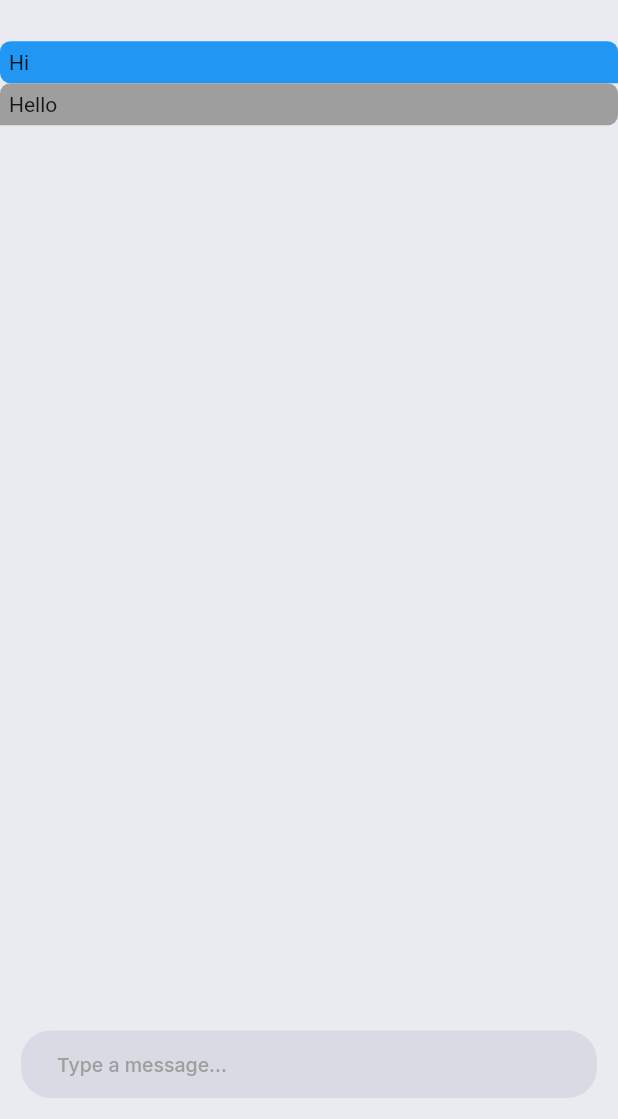
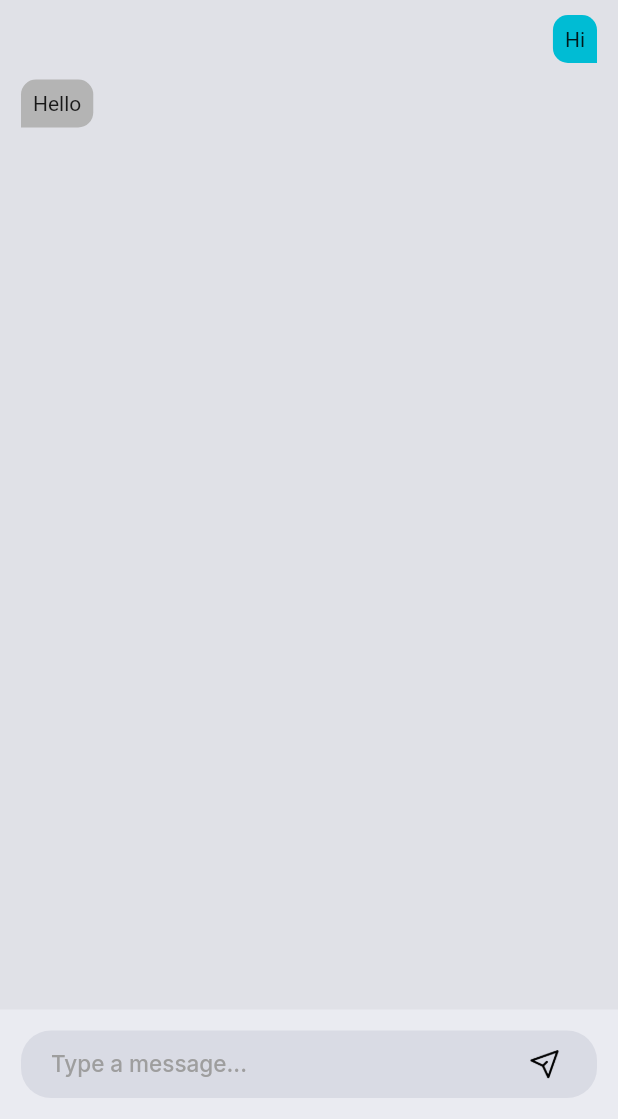
Before and after one commit to alan-thomas-shaji/hlf-chat-app, a Flutter app: the screen it shows after launch, after a tap on "Jeffin", on a phone screen of 412 x 824 dp, the part 117-1236 px from its top. Run offline on Flutter 3.47's test engine with Material 2 defaults, Android fonts, the light colour scheme and no system bars; our stand-ins replace font_awesome_flutter, get, google_fonts, socket_io_client.

Commit message:
chats edits

```diff
--- a/HLF Chat/lib/chat_screen.dart
+++ b/HLF Chat/lib/chat_screen.dart
@@ -1,5 +1,6 @@
 import 'package:flutter/material.dart';
 import 'package:get/get.dart';
+import 'package:get/get_connect/http/src/utils/utils.dart';
 import 'package:hlfchat/themes/text_theme.dart';
 
 import 'models/user_model.dart';
@@ -16,6 +17,7 @@ class _ChatScreenState extends State<ChatScreen> {
   @override
   Widget build(BuildContext context) {
     return Scaffold(
+      resizeToAvoidBottomInset: true,
       backgroundColor: Color.fromARGB(255, 234, 235, 241),
       body: SafeArea(
         child: Column(
@@ -61,9 +63,9 @@ class _ChatScreenState extends State<ChatScreen> {
                 ],
               ),
             ),
-            Container(
-                height: Get.height * 0.75,
-                color: Color.fromARGB(255, 234, 235, 241),
+            Expanded(
+              child: Container(
+                color: Color.fromARGB(255, 224, 225, 231),
                 child: ListView.builder(
                   itemCount: widget.user!.messages!.length,
                   itemBuilder: (context, index) {
@@ -72,10 +74,12 @@ class _ChatScreenState extends State<ChatScreen> {
                       isMe: widget.user!.messages![index].isMe,
                     );
                   },
-                )),
+                ),
+              ),
+            ),
             Container(
               height: 45,
-              padding: EdgeInsets.all(15),
+              padding: EdgeInsets.all(11),
               margin: EdgeInsets.all(14),
               decoration: BoxDecoration(
                 color: Color.fromARGB(255, 217, 219, 228),
@@ -85,8 +89,12 @@ class _ChatScreenState extends State<ChatScreen> {
                 decoration: InputDecoration(
                   border: InputBorder.none,
                   hintText: 'Type a message...',
-                  hintStyle: HLFTextTheme.kStatusTextStyle,
+                  hintStyle: HLFTextTheme.kTypeTextStyle,
                   contentPadding: EdgeInsets.all(9),
+                  suffixIcon: InkWell(
+                    onTap: () {},
+                    child: Image.asset('assets/icons/send.png'),
+                  ),
                 ),
               ),
             ),
@@ -108,17 +116,31 @@ class MessageBubble extends StatelessWidget {
 
   @override
   Widget build(BuildContext context) {
-    return Container(
-      padding: EdgeInsets.all(6),
-      child: Text(text!),
-      decoration: BoxDecoration(
-          color: isMe! ? Colors.blue : Colors.grey,
-          borderRadius: BorderRadius.only(
-            topLeft: Radius.circular(7),
-            topRight: Radius.circular(7),
-            bottomLeft: isMe! ? Radius.circular(7) : Radius.circular(0),
-            bottomRight: isMe! ? Radius.circular(0) : Radius.circular(7),
-          )),
+    return Row(
+      mainAxisAlignment:
+          isMe! ? MainAxisAlignment.end : MainAxisAlignment.start,
+      children: [
+        isMe! ? Spacer() : SizedBox(),
+        Flexible(
+          flex: 6,
+          child: Container(
+            margin:
+                EdgeInsets.fromLTRB(isMe! ? 70 : 14, 10, isMe! ? 14 : 70, 1),
+            padding: EdgeInsets.all(8),
+            child: Text(text!, softWrap: true),
+            decoration: BoxDecoration(
+              color: isMe! ? Colors.cyan : Color.fromARGB(255, 180, 180, 180),
+              borderRadius: BorderRadius.only(
+                topLeft: Radius.circular(10),
+                topRight: Radius.circular(10),
+                bottomLeft: isMe! ? Radius.circular(10) : Radius.circular(0),
+                bottomRight: isMe! ? Radius.circular(0) : Radius.circular(10),
+              ),
+            ),
+          ),
+        ),
+        isMe! ? SizedBox() : Spacer(),
+      ],
     );
   }
 }
--- a/HLF Chat/lib/themes/text_theme.dart
+++ b/HLF Chat/lib/themes/text_theme.dart
@@ -37,4 +37,13 @@ class HLFTextTheme {
       color: Colors.grey,
     ),
   );
+
+  static var kTypeTextStyle = GoogleFonts.inter(
+    textStyle: TextStyle(
+      fontSize: 15,
+      fontWeight: FontWeight.w500,
+      height: 1.2,
+      color: Colors.grey,
+    ),
+  );
 }
```
Also changed, not shown: HLF Chat/lib/home.dart (+26 -2 lines), HLF Chat/assets/icons/send.png (added).
